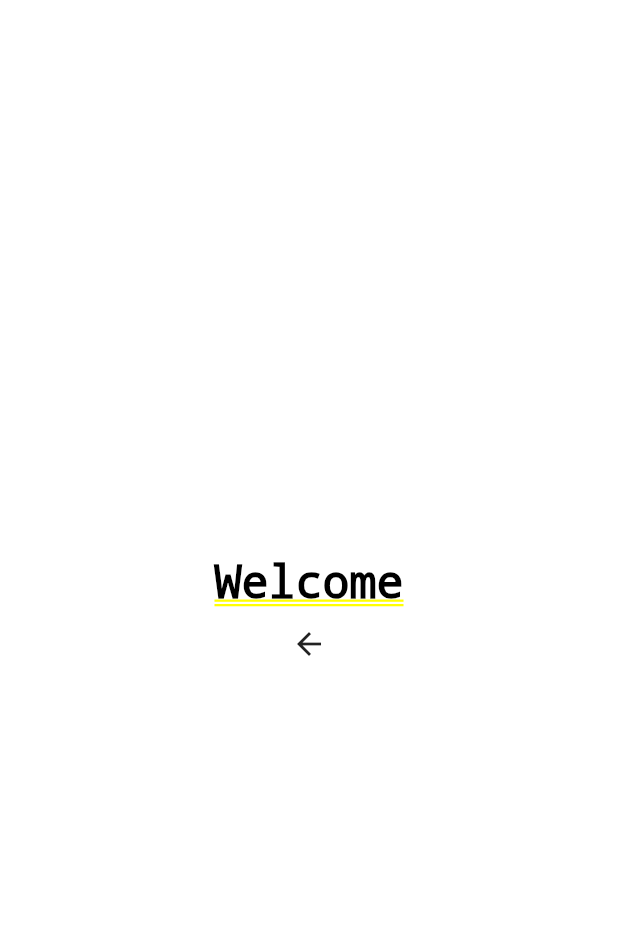
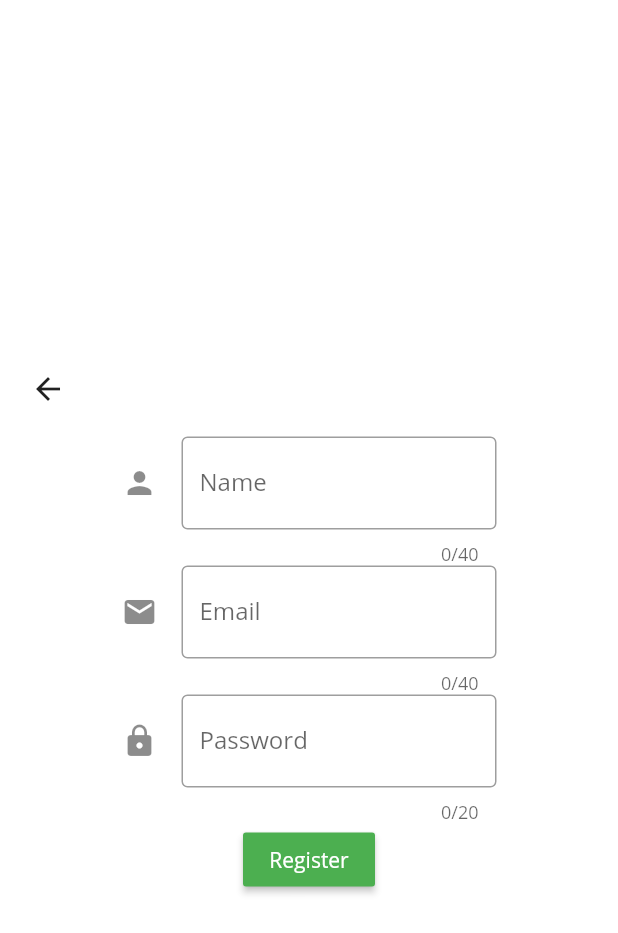
Before and after one commit to mfmayt/software-traceability, a Flutter app: the RegisterScreen screen opened by its route, on a phone screen of 412 x 824 dp. Shown: the top 933 px of the screen. Run offline on Flutter 3.47's test engine with Material 2 defaults, Android fonts, the phone set to English and light mode, and no system bars; our stand-ins replace get_it, responsive_builder.

Commit message:
minor changes

```diff
--- a/frontend/lib/views/about/register_screen.dart
+++ b/frontend/lib/views/about/register_screen.dart
@@ -1,6 +1,4 @@
 import 'package:flutter/material.dart';
-import 'package:frontend/locator.dart';
-import 'package:frontend/services/navigation_service.dart';
 
 class RegisterScreen extends StatefulWidget {
   @override
@@ -16,20 +14,80 @@ class _RegisterScreenState extends State<RegisterScreen> {
         child: Column(
           mainAxisAlignment: MainAxisAlignment.center,
           children: [
-            Text(
-              "Welcome",
-              style: TextStyle(
-                color: Colors.black,
-                fontSize: 30,
-                fontWeight: FontWeight.bold,
+            ButtonBar(
+              alignment: MainAxisAlignment.start,
+              children: <Widget>[
+                IconButton(
+                icon: Icon(Icons.arrow_back),
+                onPressed: (){
+                  Navigator.pop(context);
+                  //locator<NavigationService>().goBack();
+                },
+                ),
+              ],
+            ),
+            Container(
+              width: 250,
+              child: TextField(
+                maxLength: 40,
+                decoration: InputDecoration(
+                  labelText: 'Name',
+
+                  icon: Icon(Icons.person),
+                  hintText: 'John Doe',
+                  //helperText: 'Helper Text',
+                  //counterText: '0 characters',
+                  border: const OutlineInputBorder(),
+                ),
+                textAlign: TextAlign.center,
               ),
             ),
-            IconButton(
-              icon: Icon(Icons.arrow_back),
-              onPressed: (){
-                locator<NavigationService>().goBack();
-              },
+
+            Container(
+              width: 250,
+              child: TextField(
+                maxLength: 40,
+                decoration: InputDecoration(
+                  labelText: 'Email',
+
+                  icon: Icon(Icons.mail),
+                  hintText: 'john@doe.com',
+                  //helperText: 'Helper Text',
+                  //counterText: '0 characters',
+                  border: const OutlineInputBorder(),
+                ),
+                textAlign: TextAlign.center,
+              ),
             ),
+
+            Container(
+              width: 250,
+              child: TextField(
+                obscureText: true,
+                autocorrect: false,
+                obscuringCharacter: '*',
+                toolbarOptions: ToolbarOptions(paste: true,),
+                maxLength: 20,
+                decoration: InputDecoration(
+                  labelText: 'Password',
+                  icon: Icon(Icons.lock),
+                  hintText: '********',
+                  border: const OutlineInputBorder(),
+                ),
+                textAlign: TextAlign.center,
+              ),
+            ),
+            RaisedButton(
+              hoverElevation: 10.0,
+                  color: Colors.green,
+                  hoverColor: Colors.green[400],
+                  textColor: Colors.white,
+                  onPressed: (){
+                    Navigator.pushNamed(context,"/main_screen");
+                    //locator<NavigationService>().navigateTo(LoginScreenRoute);
+                  },
+                  child: Text("Register",),
+            )
           ],
         ),
       ),
--- a/frontend/lib/views/login/login_screen.dart
+++ b/frontend/lib/views/login/login_screen.dart
@@ -1,7 +1,4 @@
 import 'package:flutter/material.dart';
-import 'package:frontend/locator.dart';
-import 'package:frontend/services/navigation_service.dart';
-
 class LoginScreen extends StatefulWidget {
   @override
   _LoginScreenState createState() => _LoginScreenState();
```
